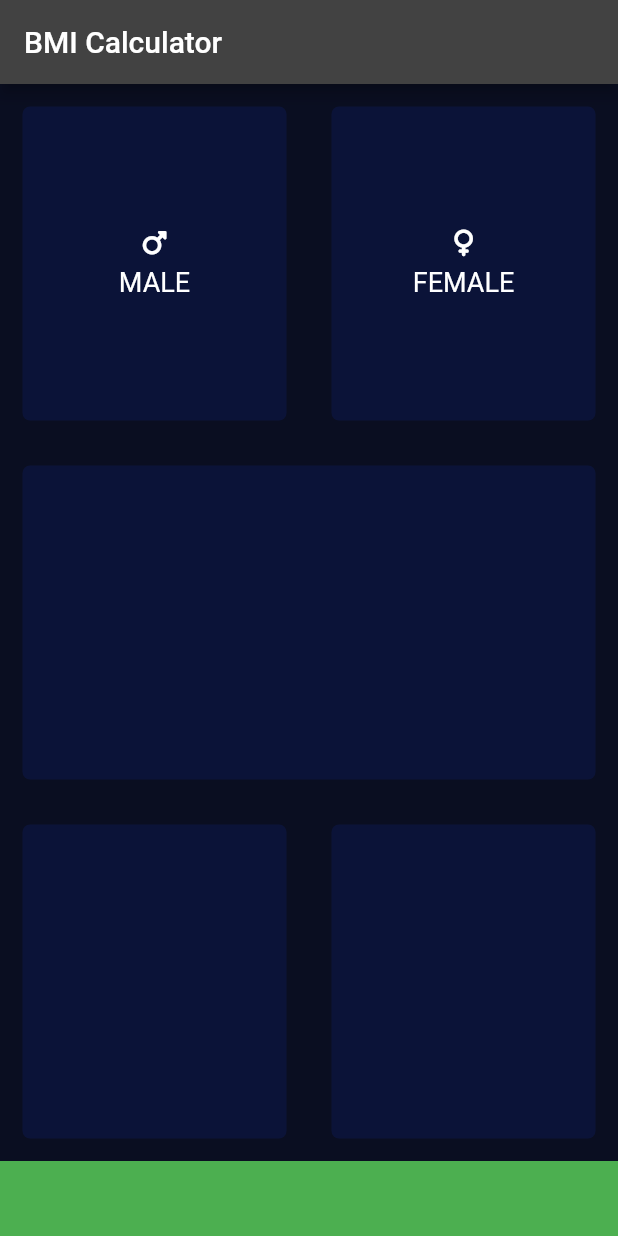
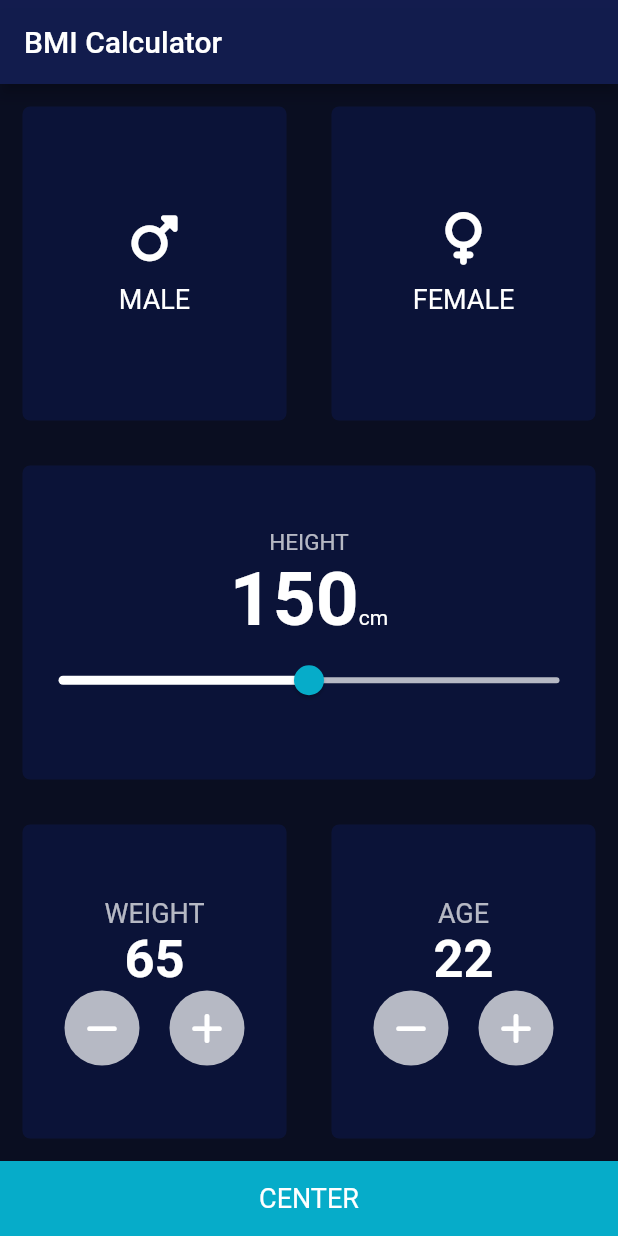
Before and after one commit to vidhi-s/BMI-calc, a Flutter app: the screen it shows after launch, on a phone screen of 412 x 824 dp. Run offline on Flutter 3.47's test engine with Material 2 defaults, Android fonts, the phone set to English and light mode, and no system bars; our stand-ins replace font_awesome_flutter.

Commit message:
Basic UI

```diff
--- /dev/null
+++ b/lib/bottombutton.dart
@@ -0,0 +1,26 @@
+import 'package:flutter/material.dart';
+class bottombutton extends StatelessWidget {
+   bottombutton({ required this.text, required this.onpressed
+
+  });
+  String text;
+  VoidCallback onpressed;
+
+  @override
+  Widget build(BuildContext context) {
+    return Container(
+        height: 50.0,
+        width: 500.0,
+        color: Color(0xFF06ACC9),
+        child: TextButton(
+          child: Text(
+            text,
+            style: TextStyle(
+                fontSize: 18.0,
+                color: Colors.white,
+                fontWeight: FontWeight.w400),
+          ),
+          onPressed:onpressed
+        ));
+  }
+}
--- a/lib/homepage.dart
+++ b/lib/homepage.dart
@@ -1,9 +1,13 @@
+import 'package:bmi/result.dart';
 import 'package:flutter/material.dart';
 import 'container.dart';
 import 'package:font_awesome_flutter/font_awesome_flutter.dart';
 import 'iconcontent.dart';
+import 'roundedicon.dart';
+import 'bottombutton.dart';
 
 enum Gender { male, female }
+
 class Homepage extends StatefulWidget {
   @override
   State<Homepage> createState() => _HomepageState();
@@ -11,12 +15,16 @@ class Homepage extends StatefulWidget {
 
 class _HomepageState extends State<Homepage> {
   Gender? selectedgender;
-  Color activecolour=Color(0xFF212C67);
-  Color deactivecolour=Color(0xFF0B1338);
+  Color activecolour = Color(0xFF212C67);
+  Color deactivecolour = Color(0xFF0B1338);
+  int height = 150;
+  int width = 65;
+  int age = 22;
   @override
   Widget build(BuildContext context) {
     return Scaffold(
       appBar: AppBar(
+        backgroundColor: Color(0xF2131D50),
         title: Text('BMI Calculator'),
       ),
       body: Column(children: [
@@ -25,11 +33,15 @@ class _HomepageState extends State<Homepage> {
             children: [
               Expanded(
                 child: GestureDetector(
-                  onTap: (){setState(() {
-                    selectedgender = Gender.male;
-                  });},
+                  onTap: () {
+                    setState(() {
+                      selectedgender = Gender.male;
+                    });
+                  },
                   child: container(
-                    colour: selectedgender==Gender.male? activecolour:deactivecolour,
+                    colour: selectedgender == Gender.male
+                        ? activecolour
+                        : deactivecolour,
                     cardchild: iconcontent(
                       icon: FontAwesomeIcons.mars,
                       lable: 'MALE',
@@ -39,13 +51,19 @@ class _HomepageState extends State<Homepage> {
               ),
               Expanded(
                 child: GestureDetector(
-                  onTap: (){setState(() {
-                    selectedgender = Gender.female;
-                  });},
-                  child: container(colour:selectedgender==Gender.female? activecolour:deactivecolour,cardchild: iconcontent(
-                    icon: FontAwesomeIcons.venus,
-                    lable: 'FEMALE',
-                  )),
+                  onTap: () {
+                    setState(() {
+                      selectedgender = Gender.female;
+                    });
+                  },
+                  child: container(
+                      colour: selectedgender == Gender.female
+                          ? activecolour
+                          : deactivecolour,
+                      cardchild: iconcontent(
+                        icon: FontAwesomeIcons.venus,
+                        lable: 'FEMALE',
+                      )),
                 ),
               )
             ],
@@ -57,6 +75,48 @@ class _HomepageState extends State<Homepage> {
               Expanded(
                 child: container(
                   colour: Color(0xFF0B1338),
+                  cardchild: Column(
+                    mainAxisAlignment: MainAxisAlignment.center,
+                    children: [
+                      Text(
+                        'HEIGHT',
+                        style: TextStyle(fontSize: 15.0, color: Colors.white70),
+                      ),
+                      Row(
+                        mainAxisAlignment: MainAxisAlignment.center,
+                        crossAxisAlignment: CrossAxisAlignment.baseline,
+                        textBaseline: TextBaseline.alphabetic,
+                        children: [
+                          Text(
+                            height.toString(),
+                            style: TextStyle(
+                              fontSize: 50.0,
+                              fontWeight: FontWeight.w700,
+                            ),
+                          ),
+                          Text('cm')
+                        ],
+                      ),
+                      SliderTheme(
+                        data: SliderTheme.of(context).copyWith(
+                            thumbShape: RoundSliderThumbShape(),
+                            thumbColor: Color(0xFF06ACC9),
+                            activeTrackColor: Colors.white,
+                            inactiveTrackColor: Colors.white70,
+                            overlayShape: RoundSliderOverlayShape(),
+                            overlayColor: Color(0xB206ACC9),),
+                        child: Slider(
+                            value: height.toDouble(),
+                            min: 100,
+                            max: 200,
+                            onChanged: (double newvalue) {
+                              setState(() {
+                                height = newvalue.toInt();
+                              });
+                            }),
+                      )
+                    ],
+                  ),
                 ),
               ),
             ],
@@ -65,18 +125,92 @@ class _HomepageState extends State<Homepage> {
         Expanded(
           child: Row(children: [
             Expanded(
-              child: container(colour: Color(0xFF0B1338)),
+              child: container(
+                colour: Color(0xFF0B1338),
+                cardchild: Column(
+                    mainAxisAlignment: MainAxisAlignment.center,
+                    children: [
+                      Text(
+                        'WEIGHT',
+                        style: TextStyle(fontSize: 18.0, color: Colors.white70),
+                      ),
+                      Text(
+                        width.toString(),
+                        style: TextStyle(
+                            fontSize: 35.0, fontWeight: FontWeight.w600),
+                      ),
+                      Row(
+                        mainAxisAlignment: MainAxisAlignment.center,
+                        children: [
+                          roundedicon(
+                            icon: FontAwesomeIcons.minus,
+                            onpressed: () {
+                              setState(() {
+                                width--;
+                              });
+                            },
+                          ),
+                          SizedBox(
+                            width: 20.0,
+                          ),
+                          roundedicon(
+                              icon: FontAwesomeIcons.plus,
+                              onpressed: () {
+                                setState(() {
+                                  width++;
+                                });
+                              })
+                        ],
+                      ),
+                    ]),
+              ),
             ),
             Expanded(
-              child: container(colour: Color(0xFF0B1338)),
+              child: container(
+                  colour: Color(0xFF0B1338),
+                  cardchild: Column(
+                      mainAxisAlignment: MainAxisAlignment.center,
+                      children: [
+                        Text(
+                          'AGE',
+                          style:
+                              TextStyle(fontSize: 18.0, color: Colors.white70),
+                        ),
+                        Text(
+                          age.toString(),
+                          style: TextStyle(
+                              fontSize: 35.0, fontWeight: FontWeight.w600),
+                        ),
+                        Row(
+                          mainAxisAlignment: MainAxisAlignment.center,
+                          children: [
+                            roundedicon(
+                              icon: FontAwesomeIcons.minus,
+                              onpressed: () {
+                                setState(() {
+                                  age--;
+                                });
+                              },
+                            ),
+                            SizedBox(
+                              width: 20.0,
+                            ),
+                            roundedicon(
+                                icon: FontAwesomeIcons.plus,
+                                onpressed: () {
+                                  setState(() {
+                                    age++;
+                                  });
+                                })
+                          ],
+                        ),
+                      ])),
             )
           ]),
         ),
-        Container(
-          height: 50.0,
-          width: 500.0,
-          color: Colors.green,
-        )
+        bottombutton(text: 'CENTER',onpressed: (){
+          Navigator.pushNamed(context, '/final');
+        },)
       ]),
     );
   }
--- a/lib/iconcontent.dart
+++ b/lib/iconcontent.dart
@@ -13,10 +13,10 @@ class iconcontent extends StatelessWidget {
       children: [
         Icon(
           icon,
-          size: 18.0,
+          size: 35.0,
         ),
         SizedBox(
-          height: 7.0,
+          height: 13.0,
         ),
         Text(
           lable,
--- a/lib/main.dart
+++ b/lib/main.dart
@@ -1,5 +1,7 @@
+import 'package:bmi/result.dart';
 import 'package:flutter/material.dart';
 import 'homepage.dart';
+import 'result.dart';
 
 void main() {
   runApp(BMICalculator());
@@ -13,7 +15,12 @@ class BMICalculator extends StatelessWidget {
     return MaterialApp(
         theme: ThemeData.dark().copyWith(
             scaffoldBackgroundColor: Color(0xFF0A0E21)
-        ),home:Homepage()
+        ),initialRoute: '/',
+      routes:{
+          '/':(context)=>Homepage(),
+'/final':(context)=>result()
+
+      },
     );
   }
 }
--- /dev/null
+++ b/lib/result.dart
@@ -0,0 +1,61 @@
+import 'package:flutter/material.dart';
+import 'container.dart';
+import 'bottombutton.dart';
+class result extends StatelessWidget {
+  const result({Key? key}) : super(key: key);
+
+  @override
+  Widget build(BuildContext context) {
+    return Scaffold(
+      appBar: AppBar(
+        backgroundColor: Color(0xF2131D50),
+        title: Text('BMI Calculator'),
+      ),
+      body: Column(
+        mainAxisAlignment: MainAxisAlignment.spaceEvenly,
+          crossAxisAlignment: CrossAxisAlignment.stretch,
+
+        children: [
+          Expanded(
+            child: Container(
+              padding: EdgeInsets.all(15.0),
+alignment: Alignment.bottomLeft,
+              child: Text(
+                'YOUR BMI',style: TextStyle(
+                fontSize: 25.0,
+                fontWeight: FontWeight.bold
+              ),
+              ),
+            ),
+          ),
+          Expanded(
+            flex: 5,
+            child: container(colour: Color(0xFF0B1338)
+              ,cardchild: Column(
+                mainAxisAlignment: MainAxisAlignment.spaceEvenly,
+                crossAxisAlignment: CrossAxisAlignment.center,
+                children: [
+
+                  Text('normal',style: TextStyle(fontSize: 25.0,
+                      fontWeight: FontWeight.bold,
+                      color: Colors.yellow),),
+
+
+                  Text('87',style: TextStyle(fontSize: 100.0,
+                  fontWeight: FontWeight.bold),),
+                  Text('Geez,you are fat',style: TextStyle(
+                    fontSize: 25.0,
+
+                  ),)
+                ],
+              ),
+            ),
+          ),
+          bottombutton(text:' RE-CALCULATE YOUR BMI', onpressed: (){
+            Navigator.pop(context);
+          })
+        ],
+      ),
+    );
+  }
+}
--- /dev/null
+++ b/lib/roundedicon.dart
@@ -0,0 +1,22 @@
+import 'package:flutter/material.dart';
+class roundedicon extends StatelessWidget {
+   roundedicon({
+  required  this.icon,required this.onpressed
+  });
+  IconData icon;
+  VoidCallback onpressed;
+
+  @override
+  Widget build(BuildContext context) {
+    return RawMaterialButton(
+      elevation: 0.0,
+      onPressed: onpressed,
+      shape: CircleBorder(),
+      fillColor: Colors.white70,
+      constraints: BoxConstraints.tightFor(
+          width: 50.0, height: 50.0),
+      child: Icon(icon),
+
+    );
+  }
+}
```
